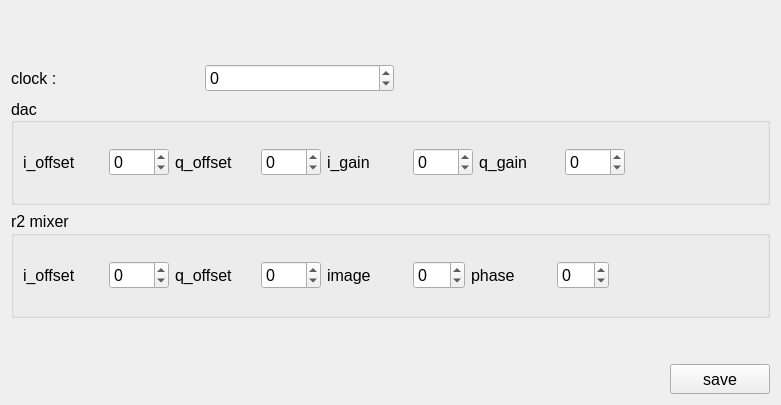
First picture: the form in api/qt/src/tabs/qtvUITabCalibration.ui, repository VisionAdvanceTechnologyInc/vatek_sdk_2, before the edit.
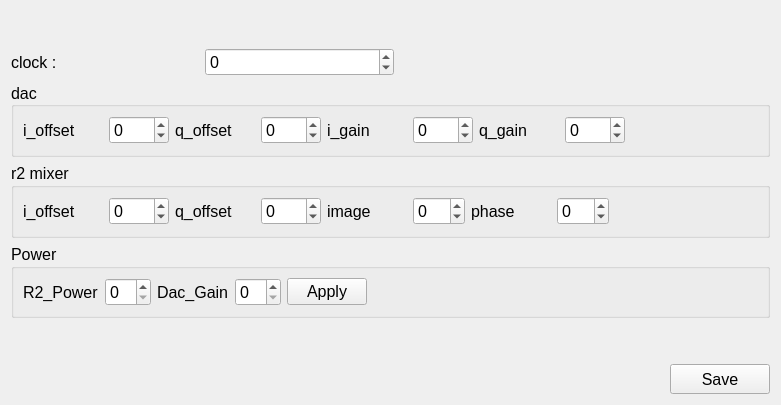
Second picture: the form after the edit.

Commit message:
add new function for control power
1. add pagain power adjust
2. add dac i_gain、q_gain  adjust
3. fix app_stream ip function

Patch:
```diff
--- a/api/qt/src/tabs/qtvUITabCalibration.ui
+++ b/api/qt/src/tabs/qtvUITabCalibration.ui
@@ -24,7 +24,7 @@
   <property name="windowTitle">
    <string>Dialog</string>
   </property>
-  <layout class="QVBoxLayout" name="verticalLayout" stretch="1,2,2,2,0,1">
+  <layout class="QVBoxLayout" name="verticalLayout" stretch="1,2,2,2,0,0,1">
    <item>
     <spacer name="space_vt">
      <property name="orientation">
@@ -411,6 +411,105 @@
      </layout>
     </widget>
    </item>
+   <item>
+    <widget class="QGroupBox" name="horizontalGroupBox">
+     <property name="font">
+      <font>
+       <family>Arial</family>
+       <pointsize>12</pointsize>
+       <weight>50</weight>
+       <bold>false</bold>
+      </font>
+     </property>
+     <property name="title">
+      <string>Power</string>
+     </property>
+     <layout class="QHBoxLayout" name="horizontalLayout_3">
+      <item>
+       <widget class="QLabel" name="label">
+        <property name="font">
+         <font>
+          <family>Arial</family>
+          <pointsize>12</pointsize>
+          <weight>50</weight>
+          <bold>false</bold>
+         </font>
+        </property>
+        <property name="text">
+         <string>R2_Power</string>
+        </property>
+       </widget>
+      </item>
+      <item>
+       <widget class="QSpinBox" name="sb_r2">
+        <property name="font">
+         <font>
+          <family>Arial</family>
+          <pointsize>12</pointsize>
+          <weight>50</weight>
+          <bold>false</bold>
+         </font>
+        </property>
+       </widget>
+      </item>
+      <item>
+       <widget class="QLabel" name="label_2">
+        <property name="font">
+         <font>
+          <family>Arial</family>
+          <pointsize>12</pointsize>
+          <weight>50</weight>
+          <bold>false</bold>
+         </font>
+        </property>
+        <property name="text">
+         <string>Dac_Gain</string>
+        </property>
+       </widget>
+      </item>
+      <item>
+       <widget class="QSpinBox" name="sb_dac">
+        <property name="font">
+         <font>
+          <family>Arial</family>
+          <pointsize>12</pointsize>
+          <weight>50</weight>
+          <bold>false</bold>
+         </font>
+        </property>
+       </widget>
+      </item>
+      <item>
+       <widget class="QPushButton" name="btn_power">
+        <property name="font">
+         <font>
+          <family>Arial</family>
+          <pointsize>12</pointsize>
+          <weight>50</weight>
+          <bold>false</bold>
+         </font>
+        </property>
+        <property name="text">
+         <string>Apply</string>
+        </property>
+       </widget>
+      </item>
+      <item>
+       <spacer name="horizontalSpacer_2">
+        <property name="orientation">
+         <enum>Qt::Horizontal</enum>
+        </property>
+        <property name="sizeHint" stdset="0">
+         <size>
+          <width>40</width>
+          <height>20</height>
+         </size>
+        </property>
+       </spacer>
+      </item>
+     </layout>
+    </widget>
+   </item>
    <item>
     <spacer name="space_vb">
      <property name="orientation">
@@ -454,7 +553,7 @@
         </font>
        </property>
        <property name="text">
-        <string>save</string>
+        <string>Save</string>
        </property>
       </widget>
      </item>
```
The commit also changes 15 other files.
